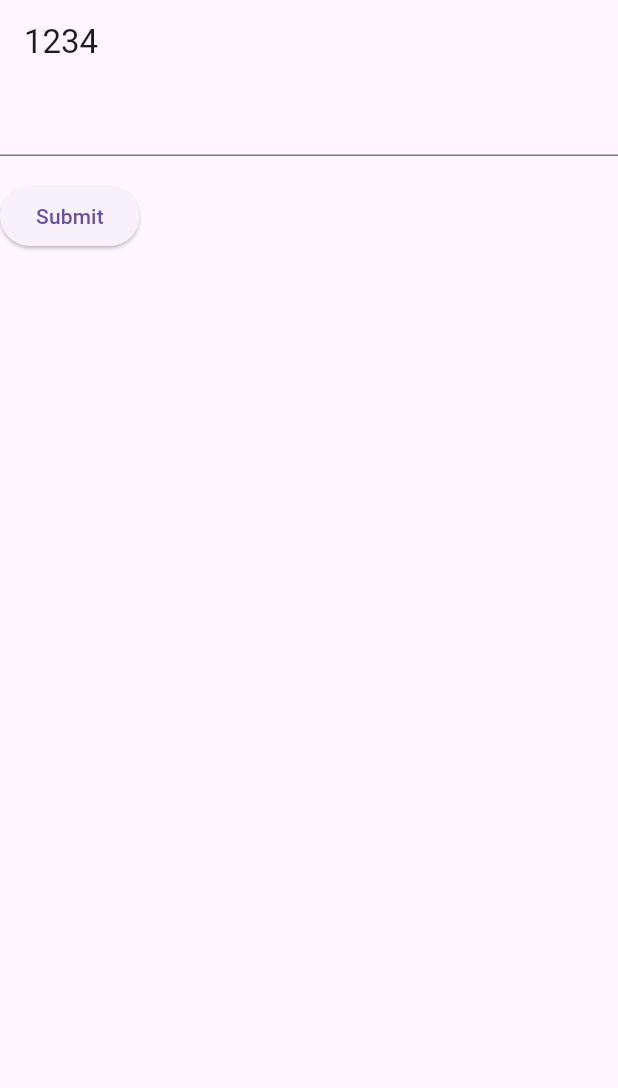
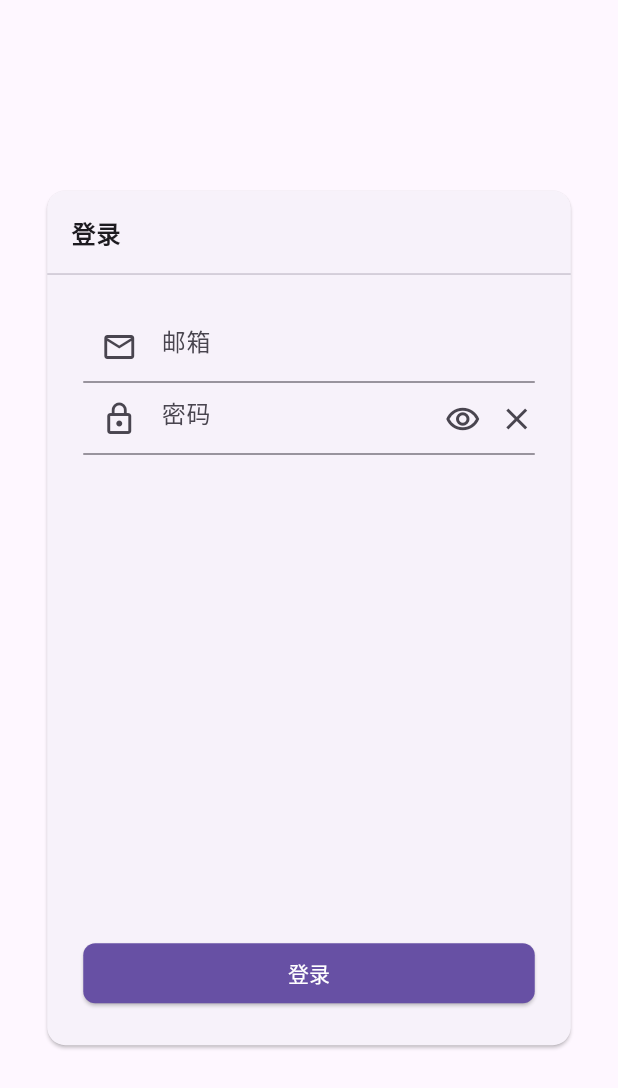
Before and after one commit to NgeKaworu/flashcard-flutter, a Flutter app: the screen it shows after launch, on a phone screen of 412 x 824 dp. Shown: the top 1088 px of the screen. Run offline on Flutter 3.47's test engine with Material 3 defaults, Android fonts, the phone set to English and light mode, and no system bars; our stand-ins replace go_router, url_strategy; missing offline and left inert: adaptive_navigation, window_size.

Commit message:
chore: 登录页

```diff
--- /dev/null
+++ b/devtools_options.yaml
@@ -0,0 +1 @@
+extensions:
--- a/lib/src/app.dart
+++ b/lib/src/app.dart
@@ -2,15 +2,15 @@
  * @Author: fuRan NgeKaworu@gmail.com
  * @Date: 2023-12-04 13:04:42
  * @LastEditors: fuRan NgeKaworu@gmail.com
- * @LastEditTime: 2023-12-06 13:38:17
+ * @LastEditTime: 2023-12-07 14:13:04
  * @FilePath: /flashcard/lib/src/app.dart
  * @Description:
  *
  * Copyright (c) 2023 by ${git_name_email}, All Rights Reserved.
  */
-import 'package:flashcard/provider/golbal.dart';
+import 'package:flashcard/src/provider/global.dart';
 import 'package:flashcard/src/auth.dart';
-import 'package:flashcard/src/theme/mainTheme.dart';
+import 'package:flashcard/src/theme/main_theme.dart';
 import 'package:flutter/material.dart';
 import 'package:provider/provider.dart';
 
--- a/lib/provider/golbal.dart
+++ b/lib/src/provider/global.dart
@@ -4,8 +4,8 @@ import 'package:flutter/material.dart';
  * @Author: fuRan NgeKaworu@gmail.com
  * @Date: 2023-11-26 20:15:10
  * @LastEditors: fuRan NgeKaworu@gmail.com
- * @LastEditTime: 2023-12-06 13:26:04
- * @FilePath: /flashcard/lib/provider/golbal.dart
+ * @LastEditTime: 2023-12-07 14:13:54
+ * @FilePath: /flashcard/lib/src/provider/global.dart
  * @Description:
  *
  * Copyright (c) 2023 by ${git_name_email}, All Rights Reserved.
--- a/lib/src/route.dart
+++ b/lib/src/route.dart
@@ -2,7 +2,7 @@
  * @Author: fuRan NgeKaworu@gmail.com
  * @Date: 2023-12-01 13:33:16
  * @LastEditors: fuRan NgeKaworu@gmail.com
- * @LastEditTime: 2023-12-06 13:50:06
+ * @LastEditTime: 2023-12-07 14:14:10
  * @FilePath: /flashcard/lib/src/route.dart
  * @Description:
  *
@@ -22,9 +22,9 @@ final appShellNavigatorKey = GlobalKey<NavigatorState>(debugLabel: 'app shell');
 final booksNavigatorKey = GlobalKey<NavigatorState>(debugLabel: 'books shell');
 
 final homeRoutes = {
-  "/review": Review(),
-  "/record": Record(),
-  "/my": My(),
+  "/record": const Record(),
+  "/review": const Review(),
+  "/my": const My(),
 };
 
 GoRouter router() {
@@ -32,11 +32,11 @@ GoRouter router() {
   return GoRouter(
     refreshListenable: auth,
     debugLogDiagnostics: true,
-    initialLocation: '/books/popular',
+    initialLocation: '/record',
     redirect: (context, state) {
       final signedIn = Auth.of(context).signedIn;
-      if (state.uri.toString() != '/sign-in' && !signedIn) {
-        return '/sign-in';
+      if (state.uri.toString() != '/login' && !signedIn) {
+        return '/login';
       }
       return null;
     },
@@ -60,7 +60,7 @@ GoRouter router() {
             .toList(),
       ),
       GoRoute(
-        path: '/sign-in',
+        path: '/login',
         builder: (context, state) {
           // Use a builder to get the correct BuildContext
           return Builder(
--- a/lib/src/screen/login.dart
+++ b/lib/src/screen/login.dart
@@ -2,13 +2,15 @@
  * @Author: fuRan NgeKaworu@gmail.com
  * @Date: 2023-12-01 13:50:08
  * @LastEditors: fuRan NgeKaworu@gmail.com
- * @LastEditTime: 2023-12-06 13:52:26
+ * @LastEditTime: 2023-12-07 18:05:16
  * @FilePath: /flashcard/lib/src/screen/login.dart
  * @Description:
  *
  * Copyright (c) 2023 by ${git_name_email}, All Rights Reserved.
  */
 import 'package:flutter/material.dart';
+
+const phi = 1.618, width = 357.0, height = width * phi;
 
 class Login extends StatefulWidget {
   const Login({Key? key}) : super(key: key);
@@ -29,25 +31,84 @@ class _LoginState extends State<Login> {
   Widget build(BuildContext context) {
     // Build a Form widget using the _formKey created above.
     return Scaffold(
-      appBar: AppBar(
-        title: const Text("1234"),
-      ),
       body: Form(
           key: _formKey,
+          child: Center(
+            child: SizedBox(
+              width: width,
+              height: height,
+              child: Card(
                 child: Column(
-          crossAxisAlignment: CrossAxisAlignment.start,
+                  children: [
+                    const Expanded(
+                      flex: 0,
+                      child: Column(children: [
+                        ListTile(
+                            title: Text(
+                          '登录',
+                          style: TextStyle(fontWeight: FontWeight.bold),
+                        )),
+                        Divider(
+                          height: 0,
+                        ),
+                      ]),
+                    ),
+                    Expanded(
+                      child: Container(
+                        width: double.infinity,
+                        padding: const EdgeInsets.all(24.0),
+                        child: Column(
+                          mainAxisAlignment: MainAxisAlignment.spaceBetween,
+                          children: [
+                            Column(
                               children: [
                                 TextFormField(
-              // The validator receives the text that the user has entered.
+                                  decoration: const InputDecoration(
+                                    hintText: '邮箱',
+                                    prefixIcon: Icon(Icons.email_outlined),
+                                  ),
                                   validator: (value) {
                                     if (value == null || value.isEmpty) {
-                  return 'Please enter some text';
+                                      return '请输入邮箱';
                                     }
                                     return null;
                                   },
                                 ),
-            Padding(
-              padding: const EdgeInsets.symmetric(vertical: 16),
+                                TextFormField(
+                                  validator: (value) {
+                                    if (value == null || value.isEmpty) {
+                                      return '请输入密码';
+                                    }
+                                    return null;
+                                  },
+                                  decoration: const InputDecoration(
+                                    hintText: '密码',
+                                    prefixIcon: Icon(Icons.lock_outline),
+                                    suffixIcon: Row(
+                                      mainAxisAlignment: MainAxisAlignment
+                                          .spaceBetween, // added line
+                                      mainAxisSize:
+                                          MainAxisSize.min, // added line
+
+                                      children: [
+                                        Wrap(
+                                            spacing:
+                                                12, // to apply margin in the main axis of the wrap
+                                            runSpacing: 12, // to apply margin in the cross axis of the wrap
+                                            children: [
+                                              Icon(Icons
+                                                  .remove_red_eye_outlined),
+                                              Icon(Icons.clear)
+                                            ])
+                                      ],
+                                    ),
+                                  ),
+                                  obscureText: true,
+                                ),
+                              ],
+                            ),
+                            SizedBox(
+                              width: double.infinity,
                               child: ElevatedButton(
                                 onPressed: () {
                                   // Validate returns true if the form is valid, or false otherwise.
@@ -55,16 +116,33 @@ class _LoginState extends State<Login> {
                                     // If the form is valid, display a snackbar. In the real world,
                                     // you'd often call a server or save the information in a database.
                                     ScaffoldMessenger.of(context).showSnackBar(
-                      const SnackBar(content: Text('Processing Data')),
+                                      const SnackBar(
+                                          content: Text('Processing Data')),
                                     );
                                   }
                                 },
-                child: const Text('Submit'),
+                                style: ElevatedButton.styleFrom(
+                                  backgroundColor: Theme.of(context)
+                                      .primaryColor, // Set the button color to primaryColor
+                                  shape: RoundedRectangleBorder(
+                                    borderRadius: BorderRadius.circular(8.0),
+                                  ),
+                                ),
+                                child: const Text(
+                                  '登录',
+                                  style: TextStyle(color: Colors.white),
+                                ),
+                              ),
+                            )
+                          ],
+                        ),
                       ),
                     ),
                   ],
                 ),
               ),
+            ),
+          )),
     );
   }
 }
```
Also changed, not shown: lib/src/theme/main_theme.dart (renamed from lib/src/theme/mainTheme.dart), 1 other file. Lines whose indentation alone changed are shown as unchanged.
